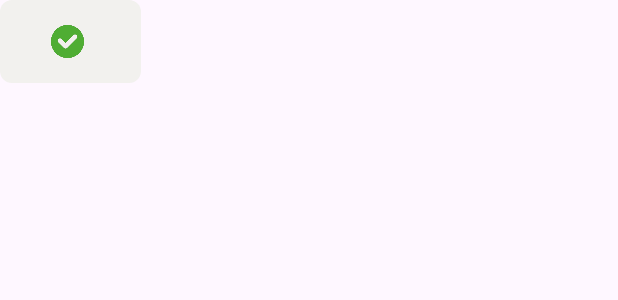
After one commit to rukenya321/Wincara, an Android app: the layout toast_layout.xml on its own in the app's theme, with its tools: preview values and no code run, on a phone screen of 412 x 824 dp. The commit adds this screen. Shown: the top 300 px of the screen. Run offline under Robolectric (Android 15) with nearby library versions, the phone set to English and light mode, and no system bars.

Commit message:
update: Modified toast messages layout

```diff
--- /dev/null
+++ b/app/src/main/res/drawable/toast_shape.xml
@@ -0,0 +1,5 @@
+<shape xmlns:android="http://schemas.android.com/apk/res/android"
+    android:shape="rectangle">
+    <corners android:radius="8dp" />
+    <solid android:color="@color/mainbg" />
+</shape>
--- /dev/null
+++ b/app/src/main/res/layout/toast_layout.xml
@@ -0,0 +1,26 @@
+<?xml version="1.0" encoding="utf-8"?>
+<LinearLayout xmlns:android="http://schemas.android.com/apk/res/android"
+    android:layout_width="wrap_content"
+    android:layout_height="wrap_content"
+    android:orientation="horizontal"
+    android:background="@drawable/toast_shape">
+
+    <ImageView
+        android:id="@+id/toastIcon"
+        android:layout_width="90dp"
+        android:layout_height="55dp"
+        android:src="@drawable/ok"
+        android:layout_gravity="center_vertical"
+        android:layout_marginEnd="1dp"/>
+
+    <TextView
+        android:id="@+id/toastText"
+        android:layout_width="wrap_content"
+        android:layout_height="wrap_content"
+        android:layout_gravity="center_vertical"
+        android:fontFamily="@font/poppins_bold"
+        android:padding="1dp"
+        android:textColor="@color/splashbg"
+        android:textSize="16sp"
+        android:textStyle="normal" />
+</LinearLayout>
```
Also changed, not shown: app/src/main/java/com/example/wincara/LoginActivity.kt (+26 -5 lines), app/src/main/res/drawable/no.png (added), app/src/main/res/drawable/ok.png (added).
